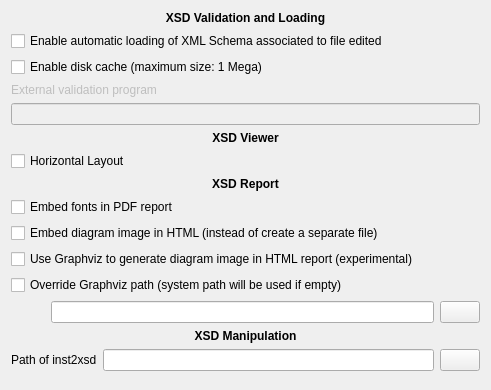
Above: src/config/configvalidation.ui from lbellonda/qxmledit before the change. Below: the same form after it.
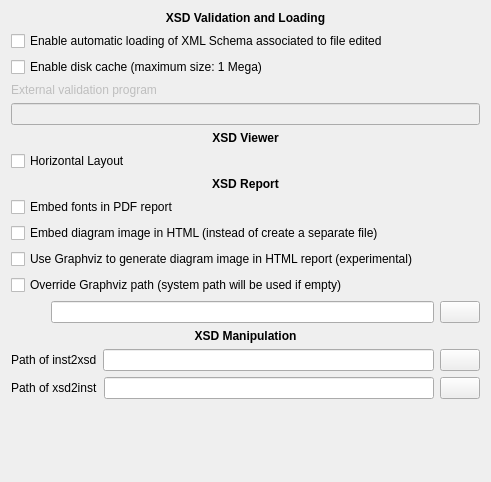
That is the form after the change. Icons and pictures are not drawn.

The edit to the form file:
```diff
--- a/src/config/configvalidation.ui
+++ b/src/config/configvalidation.ui
@@ -7,7 +7,7 @@
     <x>0</x>
     <y>0</y>
     <width>491</width>
-    <height>390</height>
+    <height>482</height>
    </rect>
   </property>
   <property name="windowTitle">
@@ -224,6 +224,40 @@
      </item>
     </layout>
    </item>
+   <item>
+    <layout class="QHBoxLayout" name="horizontalLayout_3">
+     <item>
+      <widget class="QLabel" name="label_7">
+       <property name="text">
+        <string>Path of xsd2inst</string>
+       </property>
+       <property name="buddy">
+        <cstring>pathInst2Xsd</cstring>
+       </property>
+      </widget>
+     </item>
+     <item>
+      <widget class="QLineEdit" name="pathXsd2Inst"/>
+     </item>
+     <item>
+      <widget class="QPushButton" name="browseXsd2Inst">
+       <property name="sizePolicy">
+        <sizepolicy hsizetype="Fixed" vsizetype="Fixed">
+         <horstretch>0</horstretch>
+         <verstretch>0</verstretch>
+        </sizepolicy>
+       </property>
+       <property name="text">
+        <string/>
+       </property>
+       <property name="icon">
+        <iconset resource="../risorse.qrc">
+         <normaloff>:/open/images/document-open.png</normaloff>:/open/images/document-open.png</iconset>
+       </property>
+      </widget>
+     </item>
+    </layout>
+   </item>
    <item>
     <spacer name="verticalSpacer_4">
      <property name="orientation">
```
